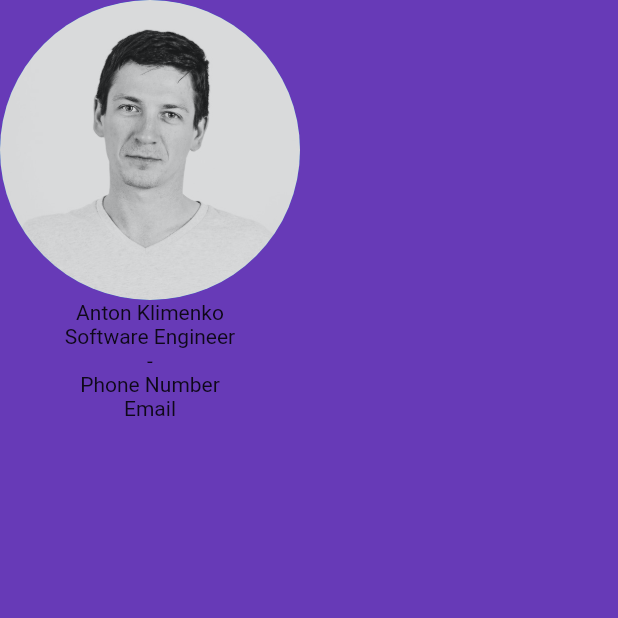
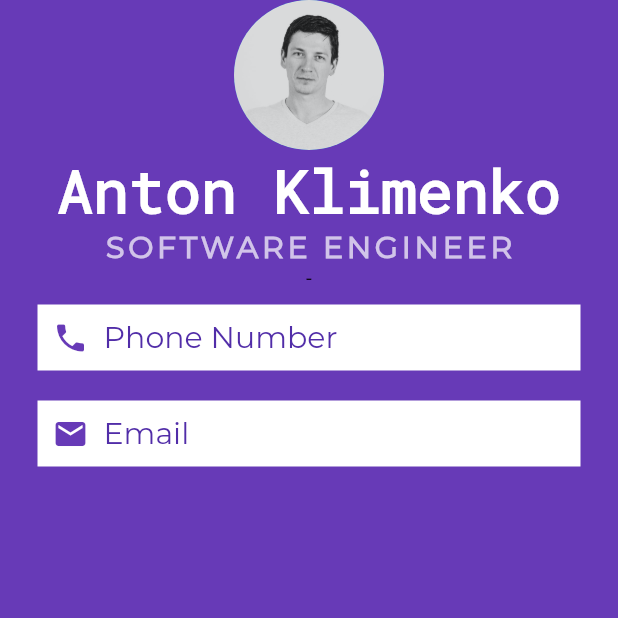
Before and after one commit to antklim/my_card, a Flutter app: the screen it shows after launch, on a phone screen of 412 x 824 dp, the top half of it. Run offline on Flutter 3.47's test engine with Material 2 defaults, Android fonts, the phone set to English and light mode, and no system bars.

Commit message:
Added fonts, added contact info

```diff
--- a/lib/main.dart
+++ b/lib/main.dart
@@ -7,13 +7,11 @@ class App extends StatelessWidget {
   Widget build(BuildContext context) {
     return MaterialApp(
       home: Scaffold(
-        backgroundColor: Colors.deepPurple,
+        backgroundColor: Styles.primaryColor,
         body: SafeArea(
           child: Column(
             children: <Widget>[
-              Avatar(
-                radius: 100,
-              ),
+              Avatar(),
               WhoAmI(),
               Delimiter(),
               MyContacts(),
@@ -23,6 +21,17 @@ class App extends StatelessWidget {
       ),
     );
   }
+}
+
+abstract class Styles {
+  static const Color primaryColorDark = Color(0xFF512DA8);
+  static const Color primaryColor = Color(0xFF673AB7);
+  static const Color primaryColorLigth = Color(0xFFD1C4E9);
+  static const Color primaryColorText = Color(0xFFFFFFFF);
+  static const Color accentColor = Color(0xFF009688);
+  static const Color primaryTextColor = Color(0xFF212121);
+  static const Color secondaryTextColor = Color(0xFF757575);
+  static const Color dividerColor = Color(0xFFBDBDBD);
 }
 
 class Avatar extends StatelessWidget {
@@ -45,8 +54,26 @@ class WhoAmI extends StatelessWidget {
     return Container(
       child: Column(
         children: <Widget>[
-          Text('Anton Klimenko'),
-          Text('Software Engineer'),
+          Text(
+            'Anton Klimenko',
+            style: TextStyle(
+              color: Styles.primaryColorText,
+              fontFamily: 'RobotoMono',
+              fontSize: 40,
+              fontWeight: FontWeight.bold,
+            ),
+          ),
+          Text(
+            'SOFTWARE ENGINEER',
+            style: TextStyle(
+              // color: Colors.deepPurple.shade100,
+              color: Styles.primaryColorLigth,
+              fontFamily: 'Montserrat',
+              fontSize: 20,
+              fontWeight: FontWeight.bold,
+              letterSpacing: 2.5,
+            ),
+          ),
         ],
       ),
     );
@@ -56,7 +83,9 @@ class WhoAmI extends StatelessWidget {
 class Delimiter extends StatelessWidget {
   @override
   Widget build(BuildContext context) {
-    return Container(child: Text('-'));
+    return Container(
+      child: Text('-'),
+    );
   }
 }
 
@@ -66,8 +95,50 @@ class MyContacts extends StatelessWidget {
     return Container(
       child: Column(
         children: <Widget>[
-          Text('Phone Number'),
-          Text('Email'),
+          Container(
+            color: Styles.primaryColorText,
+            margin: EdgeInsets.symmetric(vertical: 10, horizontal: 25),
+            padding: EdgeInsets.all(10),
+            child: Row(
+              children: <Widget>[
+                Icon(
+                  Icons.phone,
+                  color: Styles.primaryColor,
+                ),
+                SizedBox(width: 10),
+                Text(
+                  'Phone Number',
+                  style: TextStyle(
+                    color: Styles.primaryColorDark,
+                    fontFamily: 'Montserrat',
+                    fontSize: 20,
+                  ),
+                ),
+              ],
+            ),
+          ),
+          Container(
+            color: Styles.primaryColorText,
+            margin: EdgeInsets.symmetric(vertical: 10, horizontal: 25),
+            padding: EdgeInsets.all(10),
+            child: Row(
+              children: <Widget>[
+                Icon(
+                  Icons.email,
+                  color: Styles.primaryColor,
+                ),
+                SizedBox(width: 10),
+                Text(
+                  'Email',
+                  style: TextStyle(
+                    color: Styles.primaryColorDark,
+                    fontFamily: 'Montserrat',
+                    fontSize: 20,
+                  ),
+                ),
+              ],
+            ),
+          ),
         ],
       ),
     );
```
Also changed, not shown: pubspec.yaml (+7 -0 lines), fonts/Montserrat-Regular.ttf (added), fonts/RobotoMono-Regular.ttf (added), 1 other file.
